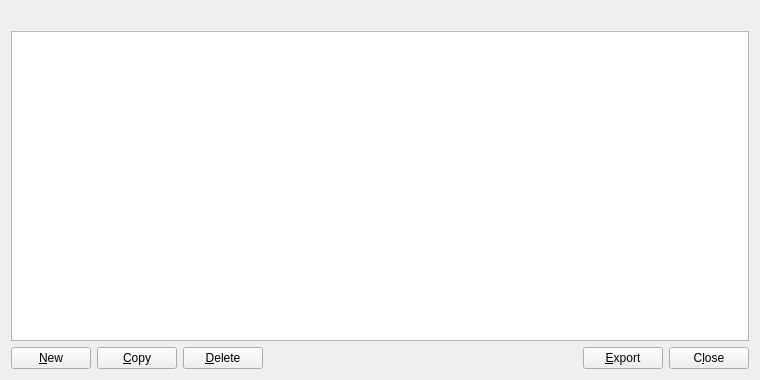
VaporumCoin/VaporumOcean-0.7.2, file src/qt/forms/addressbookpage.ui: the form before one commit.
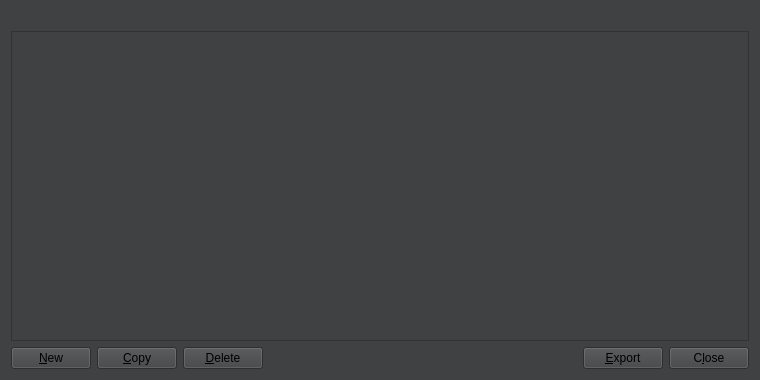
The form after the commit. Icons and pictures are not drawn.

What changed in the file:
```diff
--- a/src/qt/forms/addressbookpage.ui
+++ b/src/qt/forms/addressbookpage.ui
@@ -10,6 +10,9 @@
     <height>380</height>
    </rect>
   </property>
+  <property name="styleSheet">
+   <string notr="true">background-color: rgb(64, 65, 66);</string>
+  </property>
   <layout class="QVBoxLayout" name="verticalLayout">
    <item>
     <widget class="QLabel" name="labelExplanation">
```
